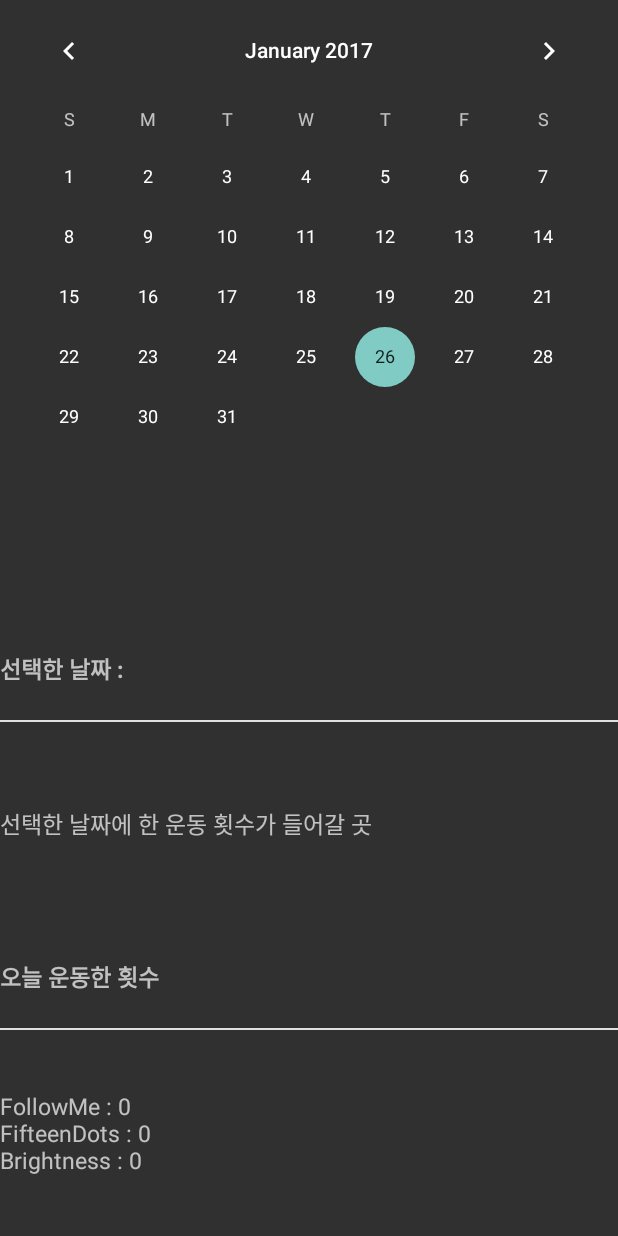
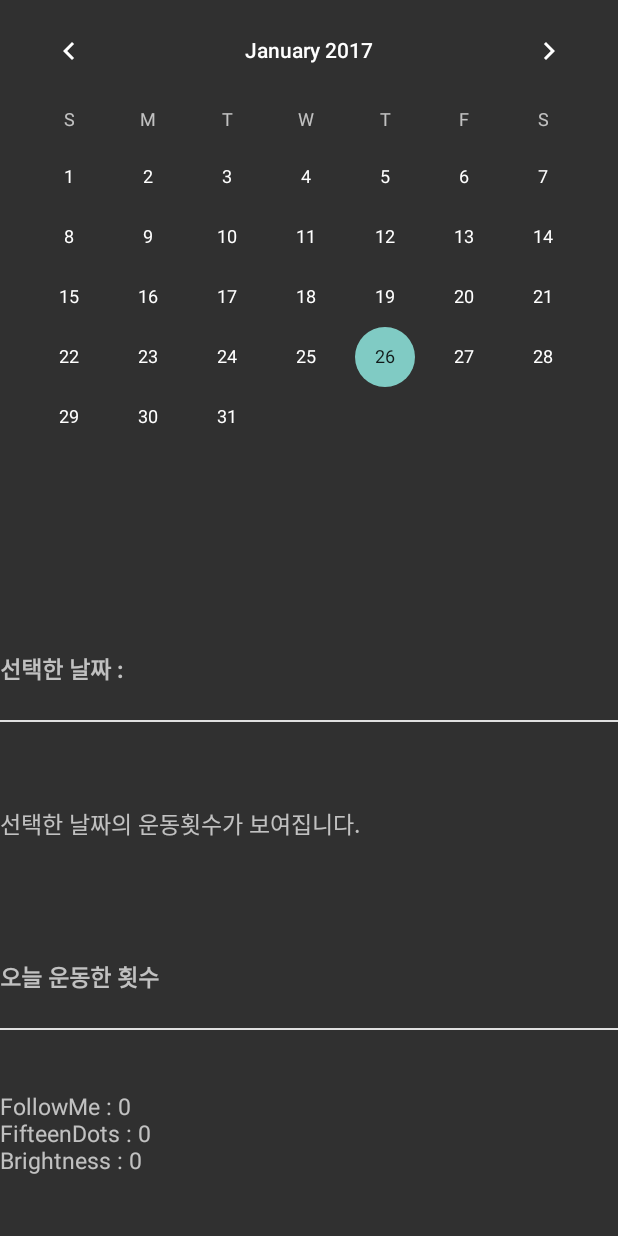
Before and after one commit to dsaint31x/AOculus, an Android app: the MonthData screen opened directly, with no data from a screen before it, on a phone screen of 412 x 824 dp. Run offline under Robolectric (Android 15) with nearby library versions, the phone set to English and light mode, and no system bars.

```diff
--- a/app/src/main/res/layout/activity_month_data.xml
+++ b/app/src/main/res/layout/activity_month_data.xml
@@ -38,7 +38,7 @@
             android:layout_height="0dp"
             android:layout_weight="2"
             android:id="@+id/selectData"
-            android:text="선택한 날짜에 한 운동 횟수가 들어갈 곳"
+            android:text="선택한 날짜의 운동횟수가 보여집니다."
             android:gravity="center_vertical"
             android:textSize="15dp"/>
         <TextView
```
Also changed, not shown: app/src/main/java/com/example/sol/oculus/MonthData.java (+5 -3 lines).
